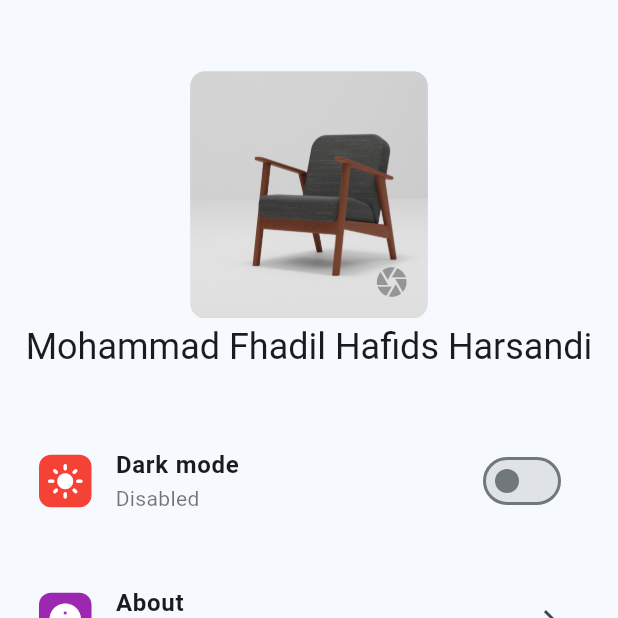
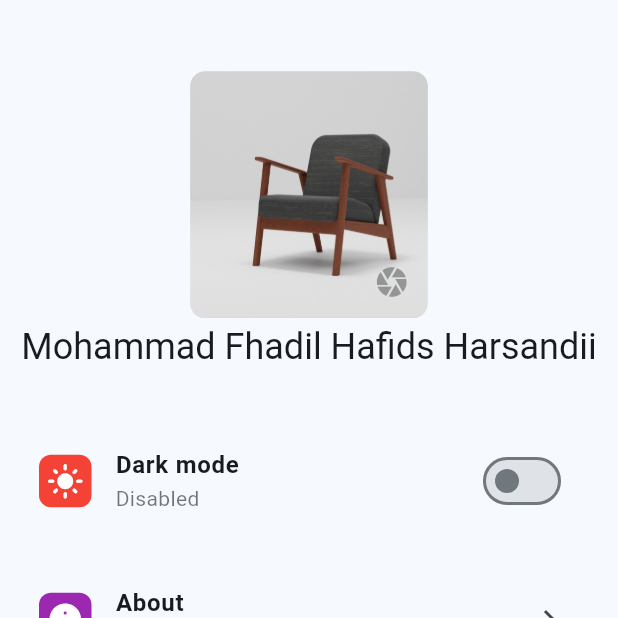
Before and after one commit to NurYahya24/UAS_mobile, a Flutter app: the ProfilePage screen opened directly, on a phone screen of 412 x 824 dp, the top half of it. Run offline on Flutter 3.47's test engine with Material 2 defaults, Android fonts, the phone set to English and light mode, and no system bars; drawn by our look-alikes of babstrap_settings_screen; our stand-ins replace firebase_auth, firebase_core, introduction_screen; accounts and stored records are empty.

```diff
--- a/lib/screens/profile_page.dart
+++ b/lib/screens/profile_page.dart
@@ -67,7 +67,7 @@ class ProfilePage extends StatelessWidget {
         child: ListView(
           children: [
             SimpleUserCard(
-              userName: "Mohammad Fhadil Hafids Harsandi",
+              userName: "Mohammad Fhadil Hafids Harsandii",
               userProfilePic: const AssetImage('assets/images/kursi.jpg'),
             ),
             SettingsGroup(
```
